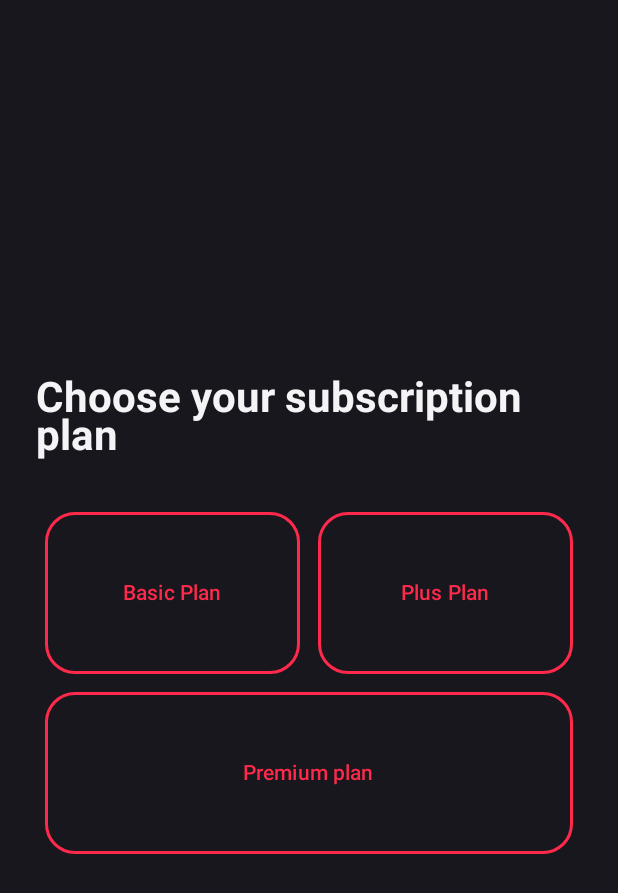
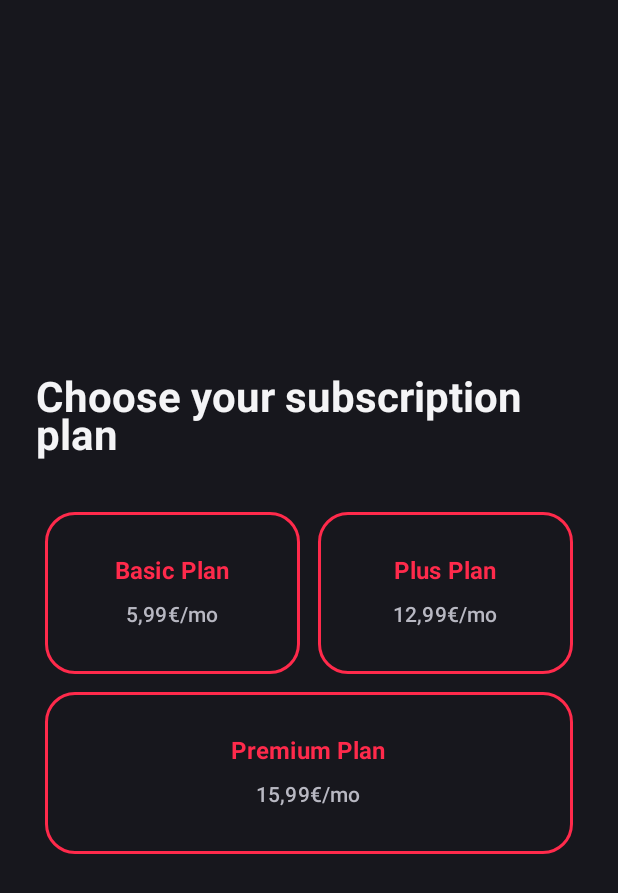
Before and after one commit to Jeppooo/InBand, an Android app built with Jetpack Compose: the composable SubscriptionScreen shown on its own in the app's theme, on a phone screen of 412 x 824 dp. Shown: the top 893 px of the screen. Run offline under Robolectric (Android 15) with nearby library versions, the phone set to English and light mode, and no system bars.

Commit message:
Add plan pricing details to subscription screen

```diff
--- a/app/src/main/java/com/example/inband/MainActivity.kt
+++ b/app/src/main/java/com/example/inband/MainActivity.kt
@@ -1,6 +1,5 @@
 package com.example.inband
 
-import android.R
 import android.os.Bundle
 import androidx.compose.animation.Crossfade
 import androidx.compose.animation.core.tween
@@ -92,16 +91,6 @@ class MainActivity : ComponentActivity() {
 }
 
 
-@Composable
-fun DropDownMenu(){
-    var expanded by remember { mutableStateOf(false) }
-    Box(modifier = Modifier.padding(16.dp)
-    ) {
-        IconButton(onClick = {expanded = !expanded}) {
-
-        }
-    }
-}
 
 @OptIn(ExperimentalMaterial3Api::class)
 @Composable
@@ -444,9 +433,15 @@ fun RoleSelectionScreen(onRoleSelected: (String) -> Unit) {
     }
 }
 
+data class SubscriptionPlan(val name: String, val price: String)
+
 @Composable
 fun SubscriptionScreen(onSubscriptionSelected: (String) -> Unit){
-    val subscription = listOf("Basic Plan", "Plus Plan", "Premium plan")
+    val subscriptions = listOf(
+        SubscriptionPlan("Basic Plan", "5,99€/mo"),
+        SubscriptionPlan("Plus Plan", "12,99€/mo"),
+        SubscriptionPlan("Premium Plan", "15,99€/mo")
+    )
     Column(modifier = Modifier
         .fillMaxSize()
         .background(Color(0xFF17171D))
@@ -459,12 +454,11 @@ fun SubscriptionScreen(onSubscriptionSelected: (String) -> Unit){
                 color = Color(0xFFF4F4F6)
                 )
             Spacer(modifier = Modifier.height(28.dp))
-                subscription.chunked(2).forEach { subRow ->
+                subscriptions.chunked(2).forEach { subRow ->
                     Row(modifier = Modifier.fillMaxWidth()) {
-                        subRow.forEach {
-                            subscription ->
+                        subRow.forEach { plan ->
                             OutlinedButton(
-                                onClick = {onSubscriptionSelected(subscription)},
+                                onClick = { onSubscriptionSelected(plan.name) },
                                 modifier = Modifier
                                     .weight(1f)
                                     .height(120.dp)
@@ -477,7 +471,22 @@ fun SubscriptionScreen(onSubscriptionSelected: (String) -> Unit){
                                 )
                             )
                             {
-                                    Text(subscription)
+                                Column(
+                                    horizontalAlignment = Alignment.CenterHorizontally,
+                                    verticalArrangement = Arrangement.Center
+                                ) {
+                                    Text(
+                                        text = plan.name,
+                                        fontWeight = FontWeight.Bold,
+                                        fontSize = 16.sp
+                                    )
+                                    Spacer(modifier = Modifier.height(4.dp))
+                                    Text(
+                                        text = plan.price,
+                                        fontSize = 14.sp,
+                                        color = Color(0xFFB8B8C2)
+                                    )
+                                }
                             }
                         }
                     }
@@ -486,10 +495,5 @@ fun SubscriptionScreen(onSubscriptionSelected: (String) -> Unit){
     }
 }
 fun checkAtEmail(email : String): Boolean{
-    if(email.contains(regex = "^((?!\\.)[\\w\\-_.]*[^.])(@\\w+)(\\.\\w+(\\.\\w+)?[^.\\W])$".toRegex())){
-        return true
-        }
-    else{
-        return false
-    }
+    return email.contains(regex = "^((?!\\.)[\\w\\-_.]*[^.])(@\\w+)(\\.\\w+(\\.\\w+)?[^.\\W])$".toRegex())
 }
```
